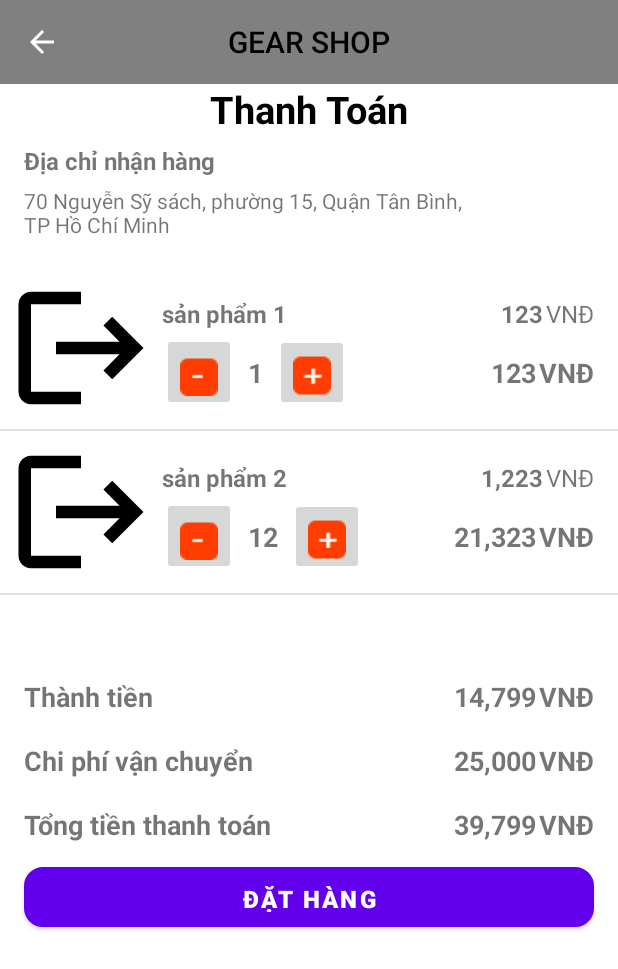
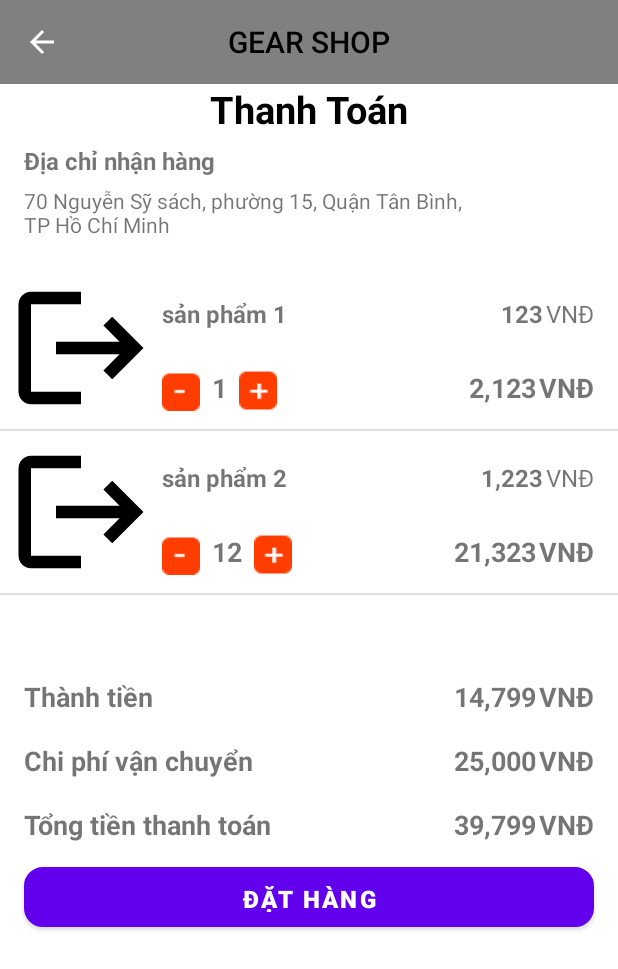
Before and after one commit to hh-Nghiep/AndroidShop, an Android app: the CartListActivity screen opened directly, with no data from a screen before it, after a tap on "THANH TOÁN HÓA ĐƠN", on a phone screen of 412 x 824 dp. Shown: the top 969 px of the screen. Run offline under Robolectric (Android 15) with nearby library versions, the phone set to English and light mode, and no system bars; our stand-ins replace Picasso; pictures from the network do not load; 2 other taps on this screen came first.

Commit message:
Revert "button event"
This reverts commit 34ebd9874b82e3d1610d96849761b08bbccaaaab.

```diff
--- a/app/src/main/java/com/example/gearshop/ui/giohang/CartListActivity.java
+++ b/app/src/main/java/com/example/gearshop/ui/giohang/CartListActivity.java
@@ -4,33 +4,27 @@ import androidx.annotation.NonNull;
 import androidx.appcompat.app.AppCompatActivity;
 import androidx.appcompat.widget.Toolbar;
 
-import android.content.Context;
 import android.content.Intent;
 import android.os.Bundle;
 import android.view.MenuItem;
 import android.view.View;
-import android.widget.AdapterView;
 import android.widget.Button;
-import android.widget.ImageButton;
 import android.widget.ListView;
 import android.widget.TextView;
-import android.widget.Toast;
 
 import com.example.gearshop.R;
 import com.example.gearshop.ui.cart.CartArrayAdapter;
 import com.example.gearshop.ui.cart.CartItem;
-import com.example.gearshop.ui.orderHistory.CustomCartArrayAdapter;
 
 import java.util.ArrayList;
 
 public class CartListActivity extends AppCompatActivity {
     Toolbar toolbar;
     Button btnThanhToanHoaDon;
-    TextView tongTientxt, numberItemTxt;
-    public static  ArrayList<CartItem> cartItemsList;
-    CustomCartArrayAdapter CustomCartArrayAdapter;
+    TextView tongTientxt;
+    ArrayList<CartItem> cartItemsList;
+    CartArrayAdapter cartArrayAdapter;
     ListView lv;
-    ImageButton minusCartBtn, plusCartBtn;
 
     @Override
     protected void onCreate(Bundle savedInstanceState) {
@@ -51,27 +45,6 @@ public class CartListActivity extends AppCompatActivity {
                 CartListActivity.this.startActivity(intent);
             }
         });
-
-//        minusCartBtn.setOnClickListener(new AdapterView<>().OnClickListener() {
-//
-//            @Override
-//            public void onI {
-//                int number = Integer.parseInt(numberItemTxt.getText().toString());
-//                if(number > 0) {
-//                    number -= 1;
-//                }
-//                numberItemTxt.setText(String.valueOf(number));
-//                cartArrayAdapter.notifyDataSetChanged();
-//            }
-//        });
-//
-//        plusCartBtn.setOnClickListener(new View.OnClickListener() {
-//            @Override
-//            public void onClick(View view) {
-//                Intent intent = new Intent(CartListActivity.this, OrderListActivity.class);
-//                CartListActivity.this.startActivity(intent);
-//            }
-//        });
     }
     private ArrayList<CartItem> createMockup () {
         cartItemsList = new ArrayList<>();
@@ -83,10 +56,6 @@ public class CartListActivity extends AppCompatActivity {
     }
     private void setControl() {
         btnThanhToanHoaDon = findViewById(R.id.btnThanhToanHoaDon);
-        minusCartBtn = findViewById(R.id.minusCartBtn);
-        plusCartBtn = findViewById(R.id.plusCartBtn);
-        numberItemTxt = findViewById(R.id.numberItemTxt);
-
         tongTientxt = findViewById(R.id.totalPriceTxt);
         cartItemsList = createMockup();
 
@@ -98,12 +67,9 @@ public class CartListActivity extends AppCompatActivity {
 
         lv = findViewById(R.id.CartLV);
 
-        CustomCartArrayAdapter = new CustomCartArrayAdapter(CartListActivity.this, cartItemsList);
+        cartArrayAdapter = new CartArrayAdapter(CartListActivity.this, R.layout.viewholder_cart, cartItemsList);
 
-        lv.setAdapter(CustomCartArrayAdapter);
-
-
-
+        lv.setAdapter(cartArrayAdapter);
     }
 
     @Override
--- a/app/src/main/java/com/example/gearshop/ui/giohang/OrderListActivity.java
+++ b/app/src/main/java/com/example/gearshop/ui/giohang/OrderListActivity.java
@@ -15,7 +15,6 @@ import android.widget.TextView;
 import com.example.gearshop.R;
 import com.example.gearshop.ui.cart.CartArrayAdapter;
 import com.example.gearshop.ui.cart.CartItem;
-import com.example.gearshop.ui.orderHistory.CustomCartArrayAdapter;
 
 import java.util.ArrayList;
 
@@ -24,7 +23,7 @@ public class OrderListActivity extends AppCompatActivity {
     Toolbar toolbar;
     TextView totalPriceNoShipTxt, shipPriceTxt, totalPriceTxt;
     ArrayList<CartItem> cartItemsList;
-    CustomCartArrayAdapter cartArrayAdapter;
+    CartArrayAdapter cartArrayAdapter;
     ListView lv;
 
     @Override
@@ -75,14 +74,14 @@ public class OrderListActivity extends AppCompatActivity {
         cartItemsList = createMockup();
 
         int total = 0;
-        for (int i = 0; i < CartListActivity.cartItemsList.size(); i++) {
-            total+= (CartListActivity.cartItemsList.get(i).getInitPrice() * CartListActivity.cartItemsList.get(i).getAmout());
+        for (int i = 0; i < cartItemsList.size(); i++) {
+            total+= (cartItemsList.get(i).getInitPrice() * cartItemsList.get(i).getAmout());
         }
         totalPriceNoShipTxt.setText(String.format("%,d",total));
         shipPriceTxt.setText("25,000");
         totalPriceTxt.setText((String.format("%,d", total + 25000)));
 
-        cartArrayAdapter = new CustomCartArrayAdapter(OrderListActivity.this,  CartListActivity.cartItemsList);
+        cartArrayAdapter = new CartArrayAdapter(OrderListActivity.this, R.layout.viewholder_cart, cartItemsList);
 
         lv.setAdapter(cartArrayAdapter);
     }
--- a/app/src/main/java/com/example/gearshop/ui/orderHistory/CustomCartArrayAdapter.java
+++ b/app/src/main/java/com/example/gearshop/ui/orderHistory/CustomCartArrayAdapter.java
@@ -1,119 +1,61 @@
 package com.example.gearshop.ui.orderHistory;
 
 import android.app.Activity;
-import android.content.Context;
 import android.view.LayoutInflater;
 import android.view.View;
 import android.view.ViewGroup;
 import android.widget.ArrayAdapter;
-import android.widget.BaseAdapter;
-import android.widget.ImageButton;
 import android.widget.ImageView;
 import android.widget.TextView;
 
 import androidx.annotation.NonNull;
 import androidx.annotation.Nullable;
-import androidx.recyclerview.widget.RecyclerView;
 
 import com.example.gearshop.R;
 import com.example.gearshop.ui.cart.CartItem;
-import com.example.gearshop.ui.giohang.CartListActivity;
 
 import java.util.ArrayList;
 
-public class CustomCartArrayAdapter extends BaseAdapter {
+public class CustomCartArrayAdapter extends ArrayAdapter<CartItem> {
     Activity context;
-
+    int IdLayout;
     ArrayList<CartItem> cartItemsList;
 
-    public CustomCartArrayAdapter(Activity context, ArrayList<CartItem> cartItemsList) {
+    public CustomCartArrayAdapter(Activity context, int idLayout, ArrayList<CartItem> cartItemsList) {
+        super(context, idLayout, cartItemsList);
         this.context = context;
+        IdLayout = idLayout;
         this.cartItemsList = cartItemsList;
     }
-// hien thi du lieu
-
-    @Override
-    public int getCount() {
-        return cartItemsList.size();
-    }
-
-    @Override
-    public Object getItem(int position) {
-        return cartItemsList.get(position);
-    }
-
-    @Override
-    public long getItemId(int position) {
-        return 0;
-    }
-    public class ViewHolder {
-       public ImageView picCart;
-       public TextView cartItemTitleTxt, priceEachItem, priceTotalItem, numberItemTxt;
-       public ImageButton minusCartBtn, plusCartBtn;
-    }
+    // hien thi du lieu
 
     @NonNull
     @Override
-    public View getView(int position, @Nullable View view, @NonNull ViewGroup parent) {
+    public View getView(int position, @Nullable View convertView, @NonNull ViewGroup parent) {
 
-        ViewHolder viewHolder = null;
-        if(view == null){
-        viewHolder = new ViewHolder();
-            LayoutInflater inFlater = (LayoutInflater) context.getSystemService(Context.LAYOUT_INFLATER_SERVICE);
-            view = inFlater.inflate(R.layout.viewholder_cart, null);
-            viewHolder.picCart = view.findViewById(R.id.picCart);
-            viewHolder.cartItemTitleTxt = view.findViewById(R.id.cartItemTitleTxt);
-            viewHolder.priceEachItem = view.findViewById(R.id.priceEachItem);
-            viewHolder.priceTotalItem = view.findViewById(R.id.priceTotalItem);
-            viewHolder.numberItemTxt = view.findViewById(R.id.numberItemTxt);
-            viewHolder.minusCartBtn = view.findViewById(R.id.minusCartBtn);
-            viewHolder.plusCartBtn = view.findViewById(R.id.plusCartBtn);
-            view.setTag(viewHolder);
-        }
-        else {
-            viewHolder = (ViewHolder) view.getTag();
-        }
+        LayoutInflater myFlater = context.getLayoutInflater();
 
+        convertView = myFlater.inflate(IdLayout, null);
+        CartItem item = cartItemsList.get(position);
+        ImageView cartImg = convertView.findViewById(R.id.picCart);
+        cartImg.setImageResource(item.getImg());
 
+//        Picasso.get()
+//                .load("https://drive.google.com/uc?id=" + item.getImg().substring(32,item.getImg().lastIndexOf('/')))
+//                .into(cartImg);
 
-        CartItem item = (CartItem) getItem(position);
-        viewHolder.picCart.setImageResource(item.getImg());
-        viewHolder.cartItemTitleTxt.setText(item.getName());
-        viewHolder.priceEachItem.setText(String.format("%,d",item.getInitPrice()));
-        viewHolder.priceTotalItem.setText(String.format("%,d",item.getTotalPrice()));
-        viewHolder.numberItemTxt.setText(String.format("%,d",item.getAmout()));
+        TextView cartName = convertView.findViewById(R.id.cartItemTitleTxt);
+        cartName.setText(item.getName());
 
-        ViewHolder finalViewHolder = viewHolder;
-        viewHolder.plusCartBtn.setOnClickListener(new View.OnClickListener() {
-            @Override
-            public void onClick(View v) {
-                int slmoinhat = Integer.parseInt(finalViewHolder.numberItemTxt.getText().toString()) + 1;
-                int slhtai = CartListActivity.cartItemsList.get(position).getAmout();
-                int giaTongMoi = slmoinhat * CartListActivity.cartItemsList.get(position).getInitPrice();
-                CartListActivity.cartItemsList.get(position).setAmout(slmoinhat);
-                CartListActivity.cartItemsList.get(position).setTotalPrice(giaTongMoi);
-                finalViewHolder.priceTotalItem.setText(String.format("%,d",giaTongMoi));
+        TextView initPriceItem = convertView.findViewById(R.id.priceEachItem);
+        initPriceItem.setText((String.format("%,d",item.getInitPrice())));
 
-                finalViewHolder.numberItemTxt.setText(String.valueOf(slmoinhat));
-            }
-        });
+        TextView totalPriceItem = convertView.findViewById(R.id.priceTotalItem);
+        totalPriceItem.setText(String.format("%,d",item.getTotalPrice()));
 
-        viewHolder.minusCartBtn.setOnClickListener(new View.OnClickListener() {
-            @Override
-            public void onClick(View v) {
-                int slhtai = Integer.parseInt(finalViewHolder.numberItemTxt.getText().toString());
-                if(slhtai > 0) {
-                    slhtai -= 1;
-                    CartListActivity.cartItemsList.get(position).setAmout(slhtai);
-                    int giaTongMoi = slhtai * CartListActivity.cartItemsList.get(position).getInitPrice();
-                    CartListActivity.cartItemsList.get(position).setTotalPrice(giaTongMoi);
-                    finalViewHolder.priceTotalItem.setText(String.format("%,d",giaTongMoi));
-                    finalViewHolder.numberItemTxt.setText(String.valueOf(slhtai));
-                }
+        TextView amout = convertView.findViewById(R.id.numberItemTxt);
+        amout.setText(String.format("%,d",item.getAmout()));
 
-            }
-        });
-
-        return view;
+        return convertView;
     }
 }
--- a/app/src/main/res/layout/viewholder_cart.xml
+++ b/app/src/main/res/layout/viewholder_cart.xml
@@ -34,7 +34,7 @@
         app:layout_constraintStart_toEndOf="@+id/picCart"
         app:layout_constraintTop_toTopOf="@+id/picCart" />
 
-    <ImageButton
+    <ImageView
         android:id="@+id/minusCartBtn"
         android:layout_width="wrap_content"
         android:layout_height="wrap_content"
@@ -55,7 +55,7 @@
         app:layout_constraintStart_toEndOf="@+id/minusCartBtn"
         app:layout_constraintTop_toTopOf="@+id/minusCartBtn" />
 
-    <ImageButton
+    <ImageView
         android:id="@+id/plusCartBtn"
         android:layout_width="wrap_content"
         android:layout_height="wrap_content"
```
Also changed, not shown: app/src/main/java/com/example/gearshop/ui/cart/CartArrayAdapter.java (+0 -54 lines).
